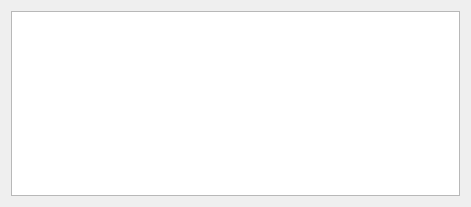
Before: the Qt Designer form Qt/mega_git_tests/Test_Game/src/test_Game_mainbox/src/ui/test_Game_mainbox.ui in RinatB2017/mega_GIT, drawn with Qt 5.
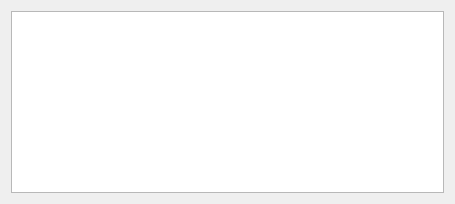
After: the same form once the commit is applied.

```diff
--- a/Qt/mega_git_tests/Test_Game/src/test_Game_mainbox/src/ui/test_Game_mainbox.ui
+++ b/Qt/mega_git_tests/Test_Game/src/test_Game_mainbox/src/ui/test_Game_mainbox.ui
@@ -6,14 +6,14 @@
    <rect>
     <x>0</x>
     <y>0</y>
-    <width>471</width>
-    <height>207</height>
+    <width>455</width>
+    <height>204</height>
    </rect>
   </property>
   <property name="windowTitle">
    <string>Dialog</string>
   </property>
-  <layout class="QVBoxLayout" name="verticalLayout">
+  <layout class="QHBoxLayout" name="horizontalLayout">
    <item>
     <widget class="QGraphicsView" name="graphicsView"/>
    </item>
```
Left out of the diff: 3 changed lines with no effect on the pictures.
